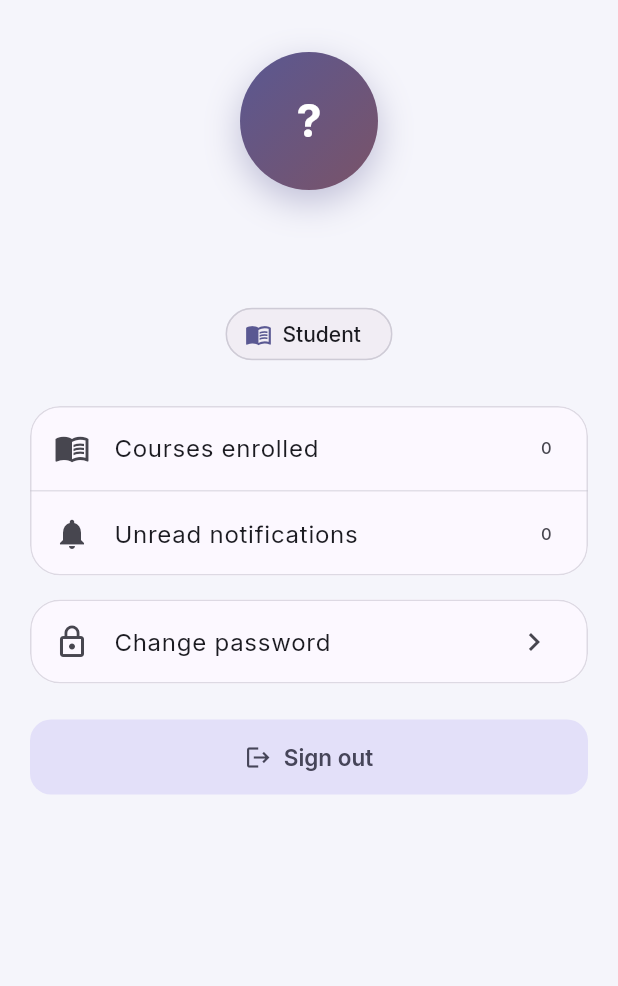
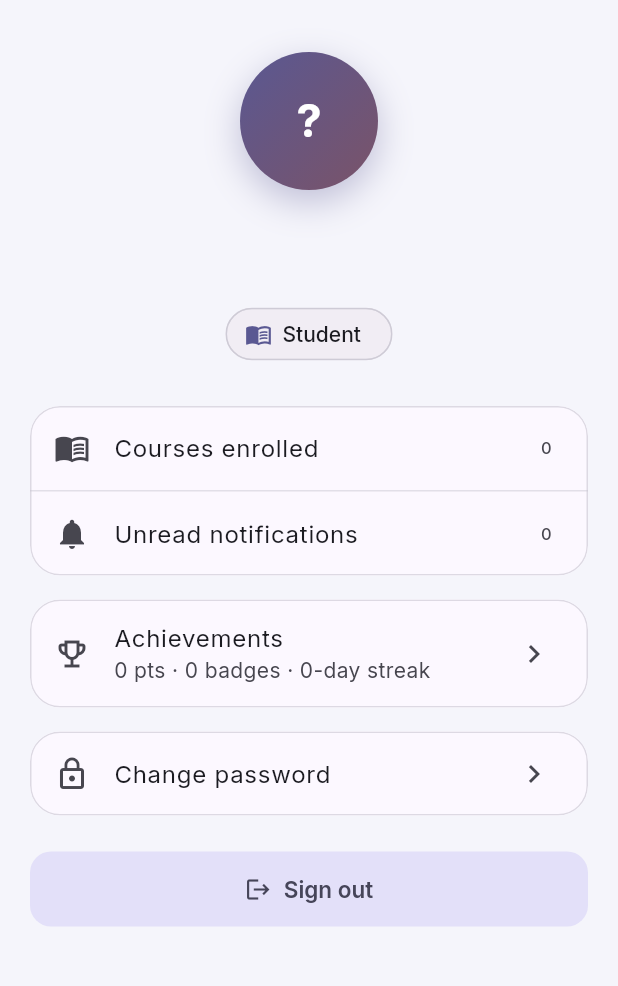
Before and after one commit to ahmdmero2022/LmsApp, a Flutter app: the ProfileScreen screen opened directly, on a phone screen of 412 x 824 dp, the part 62-1048 px from its top. Run offline on Flutter 3.47's test engine with Material 3 defaults, Android fonts, the phone set to English and light mode, and no system bars; our stand-ins replace google_fonts, sembast, sembast_web, web; missing offline and left inert: dart:js_interop, dart:ui_web; accounts and stored records are empty.

Commit message:
Add gamification: points, badges, streaks, leaderboard
Co-Authored-By: ahmed mohsen <ahmdmero2022@gmail.com>

```diff
--- a/lib/data/database.dart
+++ b/lib/data/database.dart
@@ -21,6 +21,8 @@ class AppDatabase {
       stringMapStoreFactory.store('notifications');
   final StoreRef<String, Map<String, Object?>> reviews =
       stringMapStoreFactory.store('reviews');
+  final StoreRef<String, Map<String, Object?>> activity =
+      stringMapStoreFactory.store('activity');
 
   Future<Database> get database async {
     return _db ??= await databaseFactoryWeb.openDatabase(_dbName);
--- a/lib/data/repositories.dart
+++ b/lib/data/repositories.dart
@@ -1,5 +1,6 @@
 import 'package:sembast/sembast.dart';
 
+import '../models/activity.dart';
 import '../models/app_notification.dart';
 import '../models/course.dart';
 import '../models/enrollment.dart';
@@ -126,3 +127,20 @@ class ReviewRepository {
     await _db.reviews.record(reviewId).delete(db);
   }
 }
+
+class ActivityRepository {
+  final AppDatabase _db;
+  ActivityRepository(this._db);
+
+  Future<List<ActivityDay>> getAll() async {
+    final db = await _db.database;
+    final records = await _db.activity.find(db);
+    return records.map((r) => ActivityDay.fromMap(r.value)).toList();
+  }
+
+  /// Idempotent: keyed by user + day so re-recording the same day is a no-op.
+  Future<void> save(ActivityDay day) async {
+    final db = await _db.database;
+    await _db.activity.record(day.id).put(db, day.toMap());
+  }
+}
--- /dev/null
+++ b/lib/models/activity.dart
@@ -0,0 +1,30 @@
+/// A single day on which a user was active (completed a lesson, passed a quiz,
+/// enrolled, or left a review). One record per user per calendar day powers the
+/// learning-streak counter.
+class ActivityDay {
+  final String userId;
+
+  /// Normalized to midnight (local) so equality is day-granular.
+  final DateTime date;
+
+  ActivityDay({required this.userId, required DateTime date})
+      : date = DateTime(date.year, date.month, date.day);
+
+  /// Stable key so the same user/day is idempotent.
+  String get id => '$userId|${dateKey(date)}';
+
+  static String dateKey(DateTime d) =>
+      '${d.year.toString().padLeft(4, '0')}-'
+      '${d.month.toString().padLeft(2, '0')}-'
+      '${d.day.toString().padLeft(2, '0')}';
+
+  Map<String, dynamic> toMap() => {
+        'userId': userId,
+        'date': date.toIso8601String(),
+      };
+
+  factory ActivityDay.fromMap(Map<String, dynamic> map) => ActivityDay(
+        userId: map['userId'] as String,
+        date: DateTime.parse(map['date'] as String),
+      );
+}
--- /dev/null
+++ b/lib/models/gamification.dart
@@ -0,0 +1,166 @@
+import 'course.dart';
+import 'enrollment.dart';
+import 'review.dart';
+
+/// Point awards per achievement type.
+const int kPointsPerLesson = 10;
+const int kPointsPerCourse = 50;
+const int kPointsPerQuizPass = 20;
+const int kPointsPerReview = 5;
+
+/// Every badge a learner can unlock.
+enum BadgeId {
+  firstLesson,
+  quizPassed,
+  perfectScore,
+  firstCourse,
+  scholar,
+  reviewer,
+  streak3,
+  streak7,
+}
+
+class BadgeDef {
+  final BadgeId id;
+  final String title;
+  final String description;
+  const BadgeDef(this.id, this.title, this.description);
+}
+
+/// Metadata for every badge, in display order.
+const List<BadgeDef> kBadgeCatalog = [
+  BadgeDef(BadgeId.firstLesson, 'First Steps', 'Complete your first lesson.'),
+  BadgeDef(BadgeId.quizPassed, 'Quiz Whiz', 'Pass a course quiz.'),
+  BadgeDef(BadgeId.perfectScore, 'Perfectionist', 'Score 100% on a quiz.'),
+  BadgeDef(BadgeId.firstCourse, 'Graduate', 'Finish an entire course.'),
+  BadgeDef(BadgeId.scholar, 'Scholar', 'Finish three courses.'),
+  BadgeDef(BadgeId.reviewer, 'Reviewer', 'Leave a course review.'),
+  BadgeDef(BadgeId.streak3, 'On Fire', 'Keep a 3-day learning streak.'),
+  BadgeDef(BadgeId.streak7, 'Unstoppable', 'Keep a 7-day learning streak.'),
+];
+
+BadgeDef badgeDef(BadgeId id) => kBadgeCatalog.firstWhere((b) => b.id == id);
+
+/// A learner's gamification snapshot.
+class UserGameStats {
+  final int points;
+  final int lessonsCompleted;
+  final int coursesCompleted;
+  final int quizzesPassed;
+  final int reviewsWritten;
+  final int streak;
+  final Set<BadgeId> badges;
+
+  const UserGameStats({
+    required this.points,
+    required this.lessonsCompleted,
+    required this.coursesCompleted,
+    required this.quizzesPassed,
+    required this.reviewsWritten,
+    required this.streak,
+    required this.badges,
+  });
+}
+
+/// One row of the leaderboard.
+class LeaderboardEntry {
+  final String userId;
+  final String name;
+  final int points;
+  final int coursesCompleted;
+  final int streak;
+  final int badgeCount;
+
+  const LeaderboardEntry({
+    required this.userId,
+    required this.name,
+    required this.points,
+    required this.coursesCompleted,
+    required this.streak,
+    required this.badgeCount,
+  });
+}
+
+/// Longest run of consecutive days ending today or yesterday. Returns 0 when
+/// the most recent activity is older than yesterday (the streak has lapsed).
+int computeStreak(Iterable<DateTime> days, {DateTime? today}) {
+  final now = today ?? DateTime.now();
+  final anchor = DateTime(now.year, now.month, now.day);
+  final set = days
+      .map((d) => DateTime(d.year, d.month, d.day))
+      .toSet();
+  if (set.isEmpty) return 0;
+
+  // The streak may end today or yesterday; otherwise it has lapsed.
+  var cursor = anchor;
+  if (!set.contains(cursor)) {
+    cursor = anchor.subtract(const Duration(days: 1));
+    if (!set.contains(cursor)) return 0;
+  }
+  var count = 0;
+  while (set.contains(cursor)) {
+    count++;
+    cursor = cursor.subtract(const Duration(days: 1));
+  }
+  return count;
+}
+
+/// Computes the gamification snapshot for [userId] from the full data lists.
+UserGameStats computeUserGameStats({
+  required String userId,
+  required List<Course> courses,
+  required List<Enrollment> enrollments,
+  required List<Review> reviews,
+  required Iterable<DateTime> activeDays,
+  double passMark = 60,
+}) {
+  final coursesById = {for (final c in courses) c.id: c};
+  final myEnrollments =
+      enrollments.where((e) => e.studentId == userId).toList();
+
+  var lessonsCompleted = 0;
+  var coursesCompleted = 0;
+  var quizzesPassed = 0;
+  var hasPerfectScore = false;
+
+  for (final e in myEnrollments) {
+    final course = coursesById[e.courseId];
+    if (course != null) {
+      final validIds = course.lessons.map((l) => l.id).toSet();
+      lessonsCompleted +=
+          e.completedLessonIds.where(validIds.contains).length;
+      if (e.isCompleted(course.lessons.length)) coursesCompleted++;
+    }
+    final score = e.quizScore;
+    if (score != null && score >= passMark) quizzesPassed++;
+    if (score != null && score >= 100) hasPerfectScore = true;
+  }
+
+  final reviewsWritten = reviews.where((r) => r.studentId == userId).length;
+  final streak = computeStreak(activeDays);
+
+  final points = lessonsCompleted * kPointsPerLesson +
+      coursesCompleted * kPointsPerCourse +
+      quizzesPassed * kPointsPerQuizPass +
+      reviewsWritten * kPointsPerReview;
+
+  final badges = <BadgeId>{};
+  if (lessonsCompleted >= 1) badges.add(BadgeId.firstLesson);
+  if (quizzesPassed >= 1) badges.add(BadgeId.quizPassed);
+  if (hasPerfectScore) badges.add(BadgeId.perfectScore);
+  if (coursesCompleted >= 1) badges.add(BadgeId.firstCourse);
+  if (coursesCompleted >= 3) badges.add(BadgeId.scholar);
+  if (reviewsWritten >= 1) badges.add(BadgeId.reviewer);
+  if (streak >= 3) badges.add(BadgeId.streak3);
+  if (streak >= 7) badges.add(BadgeId.streak7);
+
+  return UserGameStats(
+    points: points,
+    lessonsCompleted: lessonsCompleted,
+    coursesCompleted: coursesCompleted,
+    quizzesPassed: quizzesPassed,
+    reviewsWritten: reviewsWritten,
+    streak: streak,
+    badges: badges,
+  );
+}
--- a/lib/screens/catalog/course_detail_screen.dart
+++ b/lib/screens/catalog/course_detail_screen.dart
@@ -1,7 +1,6 @@
 import 'package:flutter/material.dart';
 import 'package:provider/provider.dart';
 
-import '../../models/course.dart';
 import '../../state/app_state.dart';
 import '../../utils/course_images.dart';
 import '../learning/certificate_screen.dart';
--- a/lib/screens/profile/profile_screen.dart
+++ b/lib/screens/profile/profile_screen.dart
@@ -3,6 +3,7 @@ import 'package:provider/provider.dart';
 
 import '../../models/user.dart';
 import '../../state/app_state.dart';
+import '../achievements/achievements_screen.dart';
 
 class ProfileScreen extends StatelessWidget {
   const ProfileScreen({super.key});
@@ -105,6 +106,30 @@ class ProfileScreen extends StatelessWidget {
               ],
             ),
           ),
+          if (user.role == UserRole.student) ...[
+            const SizedBox(height: 16),
+            Builder(
+              builder: (context) {
+                final game = state.myGameStats();
+                return Card(
+                  child: ListTile(
+                    leading: const Icon(Icons.emoji_events_outlined),
+                    title: const Text('Achievements'),
+                    subtitle: Text(
+                      '${game.points} pts · ${game.badges.length} badges · '
+                      '${game.streak}-day streak',
+                    ),
+                    trailing: const Icon(Icons.chevron_right),
+                    onTap: () => Navigator.of(context).push(
+                      MaterialPageRoute(
+                        builder: (_) => const AchievementsScreen(),
+                      ),
+                    ),
+                  ),
+                );
+              },
+            ),
+          ],
           const SizedBox(height: 16),
           Card(
             child: ListTile(
--- a/lib/state/app_state.dart
+++ b/lib/state/app_state.dart
@@ -3,9 +3,11 @@ import 'package:flutter/foundation.dart';
 import '../data/database.dart';
 import '../data/repositories.dart';
 import '../data/seed.dart';
+import '../models/activity.dart';
 import '../models/app_notification.dart';
 import '../models/course.dart';
 import '../models/enrollment.dart';
+import '../models/gamification.dart';
 import '../models/lesson.dart';
 import '../models/quiz.dart';
 import '../models/review.dart';
@@ -20,6 +22,7 @@ class AppState extends ChangeNotifier {
   final EnrollmentRepository _enrollments;
   final NotificationRepository _notifications;
   final ReviewRepository _reviews;
+  final ActivityRepository _activity;
 
   AppState({
     UserRepository? users,
@@ -27,13 +30,15 @@ class AppState extends ChangeNotifier {
     EnrollmentRepository? enrollments,
     NotificationRepository? notifications,
     ReviewRepository? reviews,
+    ActivityRepository? activity,
   })  : _users = users ?? UserRepository(AppDatabase.instance),
         _courses = courses ?? CourseRepository(AppDatabase.instance),
         _enrollments =
             enrollments ?? EnrollmentRepository(AppDatabase.instance),
         _notifications =
             notifications ?? NotificationRepository(AppDatabase.instance),
-        _reviews = reviews ?? ReviewRepository(AppDatabase.instance);
+        _reviews = reviews ?? ReviewRepository(AppDatabase.instance),
+        _activity = activity ?? ActivityRepository(AppDatabase.instance);
 
   bool _loading = true;
   bool get loading => _loading;
@@ -48,6 +53,7 @@ class AppState extends ChangeNotifier {
   List<Enrollment> _allEnrollments = [];
   List<AppNotification> _allNotifications = [];
   List<Review> _allReviews = [];
+  List<ActivityDay> _allActivity = [];
 
   List<AppUser> get allUsers => List.unmodifiable(_allUsers);
   List<Course> get courses => List.unmodifiable(_allCourses);
@@ -74,6 +80,33 @@ class AppState extends ChangeNotifier {
     _allEnrollments = await _enrollments.getAll();
     _allNotifications = await _notifications.getAll();
     _allReviews = await _reviews.getAll();
+    _allActivity = await _activity.getAll();
+  }
+
+  /// Records that the current user was active today (idempotent per day).
+  Future<void> _recordActivity() async {
+    final user = _currentUser;
+    if (user == null) return;
+    await _activity.save(ActivityDay(userId: user.id, date: DateTime.now()));
+  }
+
+  /// Notifies the current user of any badges newly earned relative to
+  /// [before]. Call after the state change and reload.
+  Future<void> _awardNewBadges(Set<BadgeId> before) async {
+    final user = _currentUser;
+    if (user == null) return;
+    final newly = myGameStats().badges.difference(before);
+    if (newly.isEmpty) return;
+    await _notifications.saveAll([
+      for (final id in newly)
+        AppNotification(
+          userId: user.id,
+          title: 'Badge unlocked: ${badgeDef(id).title} 🏅',
+          body: badgeDef(id).description,
+          type: NotificationType.system,
+        ),
+    ]);
+    await _reloadAll();
   }
 
   // ---------------------------------------------------------------------------
@@ -205,6 +238,7 @@ class AppState extends ChangeNotifier {
         courseId: course.id,
       ),
     );
+    await _recordActivity();
     await _reloadAll();
     notifyListeners();
   }
@@ -220,8 +254,10 @@ class AppState extends ChangeNotifier {
   Future<void> toggleLessonComplete(Course course, Lesson lesson) async {
     final enrollment = enrollmentFor(course.id);
     if (enrollment == null) return;
+    final beforeBadges = myGameStats().badges;
     final completed = List<String>.from(enrollment.completedLessonIds);
     final wasComplete = enrollment.isCompleted(course.lessons.length);
+    final markingComplete = !completed.contains(lesson.id);
     if (completed.contains(lesson.id)) {
       completed.remove(lesson.id);
     } else {
@@ -253,7 +289,9 @@ class AppState extends ChangeNotifier {
         ),
       ]);
     }
+    if (markingComplete) await _recordActivity();
     await _reloadAll();
+    await _awardNewBadges(beforeBadges);
     notifyListeners();
   }
 
@@ -422,6 +460,7 @@ class AppState extends ChangeNotifier {
     final enrollment = enrollmentFor(course.id);
     final student = _currentUser;
     if (enrollment == null || student == null || total == 0) return;
+    final beforeBadges = myGameStats().badges;
     final pct = correct / total * 100;
     final previous = enrollment.quizScore;
     final best = previous == null || pct > previous ? pct : previous;
@@ -447,7 +486,9 @@ class AppState extends ChangeNotifier {
           courseId: course.id,
         ),
     ]);
+    await _recordActivity();
     await _reloadAll();
+    await _awardNewBadges(beforeBadges);
     notifyListeners();
   }
 
@@ -493,6 +534,7 @@ class AppState extends ChangeNotifier {
   }) async {
     final student = _currentUser;
     if (student == null || !isEnrolled(course.id)) return;
+    final beforeBadges = myGameStats().badges;
     final clamped = rating.clamp(1, 5);
     final existing = myReviewFor(course.id);
     final review = existing?.copyWith(
@@ -517,7 +559,9 @@ class AppState extends ChangeNotifier {
         courseId: course.id,
       ),
     );
+    await _recordActivity();
     await _reloadAll();
+    await _awardNewBadges(beforeBadges);
     notifyListeners();
   }
 
@@ -525,6 +569,53 @@ class AppState extends ChangeNotifier {
     await _reviews.delete(reviewId);
     await _reloadAll();
     notifyListeners();
+  }
+
+  // ---------------------------------------------------------------------------
+  // Gamification
+  // ---------------------------------------------------------------------------
+
+  List<DateTime> _activeDaysFor(String userId) => _allActivity
+      .where((a) => a.userId == userId)
+      .map((a) => a.date)
+      .toList();
+
+  /// Points, badges and streak for [userId].
+  UserGameStats gameStatsFor(String userId) => computeUserGameStats(
+        userId: userId,
+        courses: _allCourses,
+        enrollments: _allEnrollments,
+        reviews: _allReviews,
+        activeDays: _activeDaysFor(userId),
+        passMark: quizPassMark,
+      );
+
+  /// Gamification snapshot for the signed-in user (all zeros when signed out).
+  UserGameStats myGameStats() => gameStatsFor(_currentUser?.id ?? '');
+
+  /// All students ranked by points (ties broken by name).
+  List<LeaderboardEntry> leaderboard() {
+    final entries = [
+      for (final u in _allUsers.where((u) => u.role == UserRole.student))
+        _entryFor(u),
+    ];
+    entries.sort((a, b) {
+      final byPoints = b.points.compareTo(a.points);
+      return byPoints != 0 ? byPoints : a.name.compareTo(b.name);
+    });
+    return entries;
+  }
+
+  LeaderboardEntry _entryFor(AppUser user) {
+    final s = gameStatsFor(user.id);
+    return LeaderboardEntry(
+      userId: user.id,
+      name: user.name,
+      points: s.points,
+      coursesCompleted: s.coursesCompleted,
+      streak: s.streak,
+      badgeCount: s.badges.length,
+    );
   }
 
   // ---------------------------------------------------------------------------
```
Also changed, not shown: lib/screens/achievements/achievements_screen.dart (added, +255 -0 lines), 1 other file.
